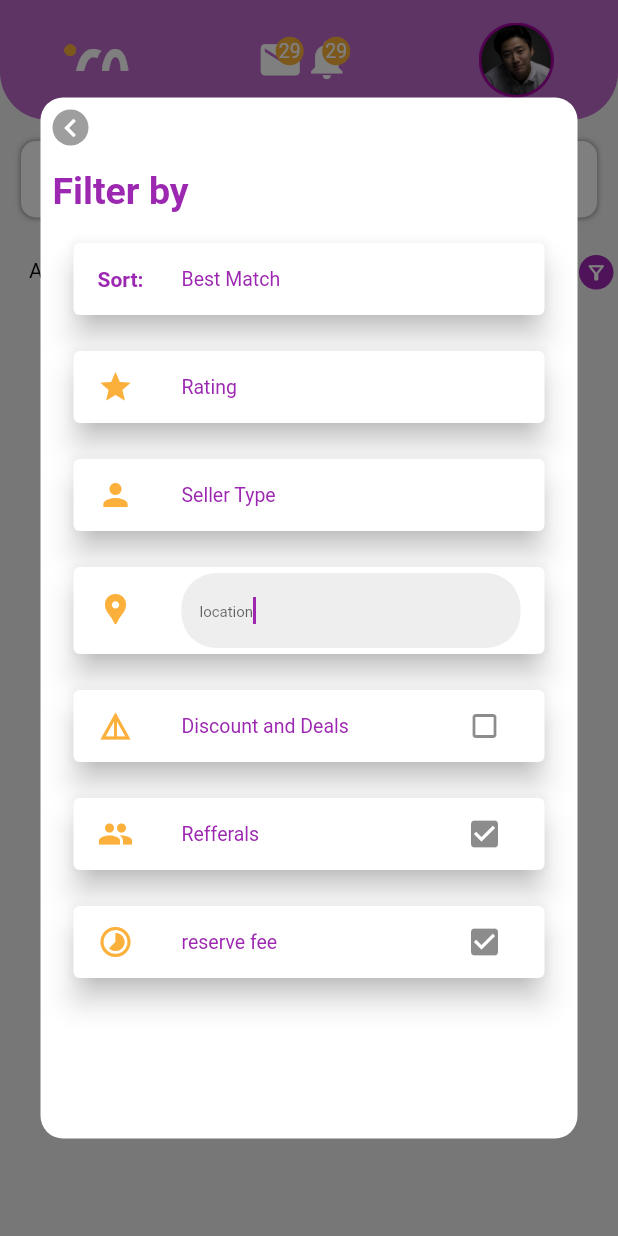
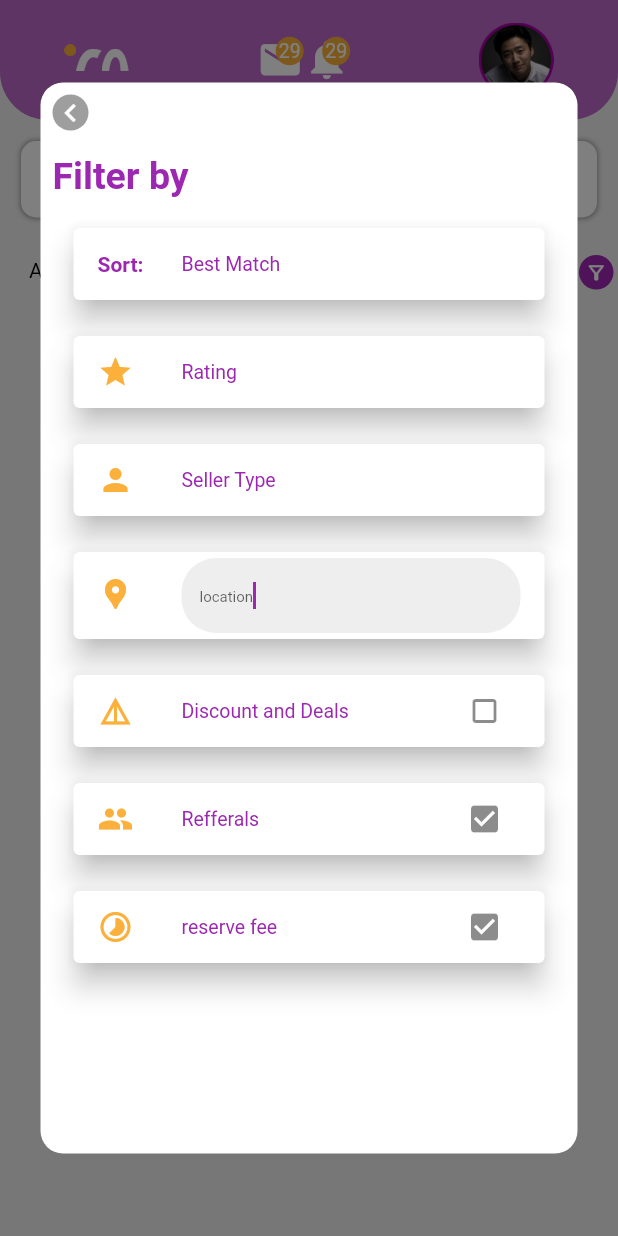
Before and after one commit to korafdavid/Money, a Flutter app: the screen it shows after launch, tab 2 chosen, after a tap on the "filter alt" icon, on a phone screen of 412 x 824 dp. Run offline on Flutter 3.47's test engine with Material 2 defaults, Android fonts, the phone set to English and light mode, and no system bars; our stand-ins replace carousel_slider.

Commit message:
initial commit

```diff
--- a/lib/custom_widgets.dart
+++ b/lib/custom_widgets.dart
@@ -157,7 +157,7 @@ filterDialog(BuildContext context) {
       pageBuilder:
           (BuildContext context, Animation<double> ii, Animation<double> d) {
         return Padding(
-          padding: const EdgeInsets.symmetric(horizontal: 22.0, vertical: 60),
+          padding: const EdgeInsets.symmetric(horizontal: 22.0, vertical: 50),
           child: Container(
             margin: EdgeInsets.all(5),
             decoration: BoxDecoration(
@@ -166,7 +166,7 @@ filterDialog(BuildContext context) {
             ),
             child: Material(
               color: Colors.transparent,
-              child: Column(
+              child: ListView(
                 children: [
                   Align(
                     alignment: Alignment.centerLeft,
--- a/lib/dashboard.dart
+++ b/lib/dashboard.dart
@@ -1,6 +1,5 @@
 import 'package:carousel_slider/carousel_slider.dart';
 import 'package:flutter/material.dart';
-import 'package:meneey_ui/all_listing.dart';
 import 'package:meneey_ui/custom_widgets.dart';
 import 'package:meneey_ui/widgets/custom_appbar.dart';
 import 'package:meneey_ui/widgets/searchfield.dart';
@@ -48,7 +47,7 @@ class _DashboardState extends State<Dashboard>
                     Expanded(
                       child: TabBar(
                         controller: _tabController,
-                       // indicator: const BoxDecoration(),
+                       indicator: const BoxDecoration(),
                         labelStyle: const TextStyle(
                             fontWeight: FontWeight.bold), //For Selected tab
                         unselectedLabelStyle:
--- a/lib/widgets/suggestions_tab.dart
+++ b/lib/widgets/suggestions_tab.dart
@@ -70,7 +70,7 @@ class _SuggestionsState extends State<Suggestions>
                                   Container(
                                     decoration: BoxDecoration(
                                       image: DecorationImage(
-                                        image: AssetImage('assets/images/image6.png')
+                                        image: AssetImage('assets/images/image6.jpg')
                                       ),
                                       borderRadius: BorderRadius.only(topRight: Radius.circular(14), topLeft: Radius.circular(14))),
                                     height: 150,
```
